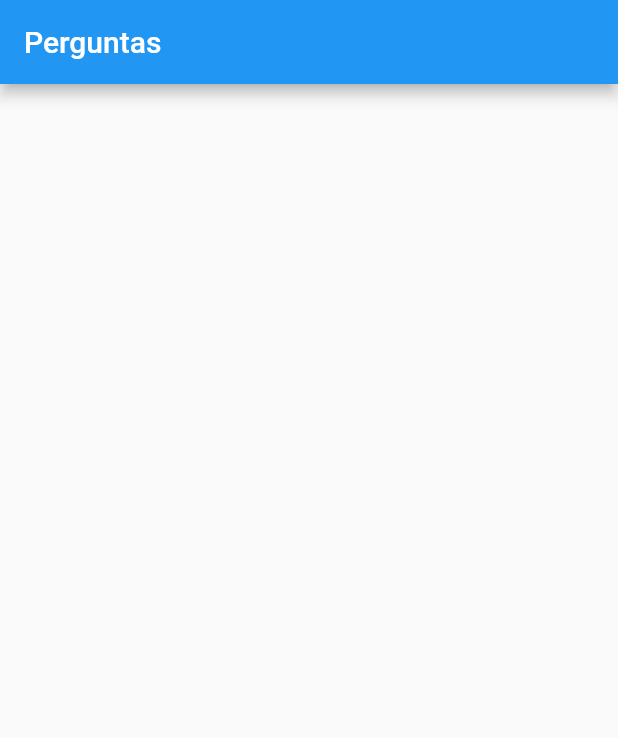
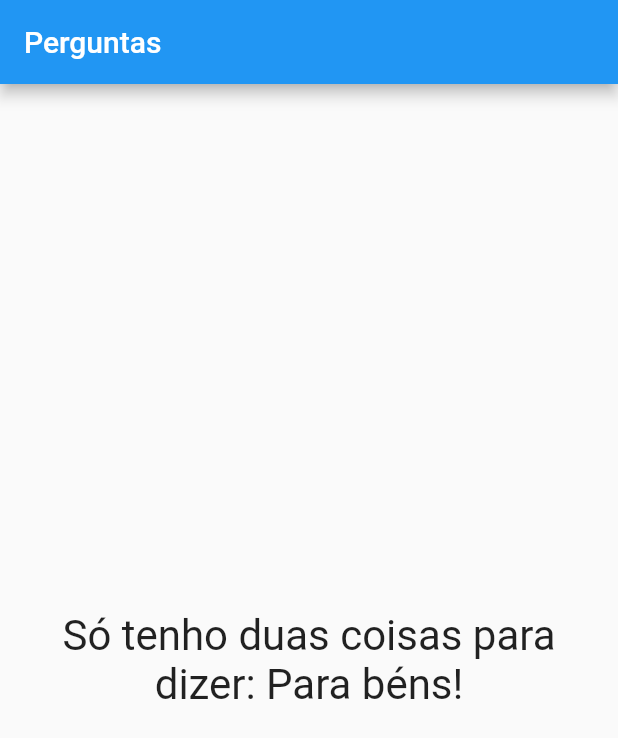
Before and after one commit to KailanySousa/AppPerguntas, a Flutter app: the screen it shows after launch, after a tap on "Preto", after a tap on "Cobra", after a tap on "Leo", on a phone screen of 412 x 824 dp. Shown: the top 738 px of the screen. Run offline on Flutter 3.47's test engine with Material 2 defaults, Android fonts, the phone set to English and light mode, and no system bars.

Commit message:
exibindo mensagem final

```diff
--- a/app/lib/main.dart
+++ b/app/lib/main.dart
@@ -58,7 +58,18 @@ class _PerguntaAppState extends State<PerguntaApp> {
                   ...respostas.map((e) => Resposta(e, _responder)).toList(),
                 ],
               )
-            : null,
+            : Container(
+                width: double.infinity,
+                margin: EdgeInsets.only(left: 10, right: 10),
+                child: Center(
+                  child: Text(
+                    'Só tenho duas coisas para dizer: Para béns!',
+                    style: TextStyle(
+                      fontSize: 28,
+                    ),
+                    textAlign: TextAlign.center,
+                  ),
+                )),
       ),
     );
   }
```
